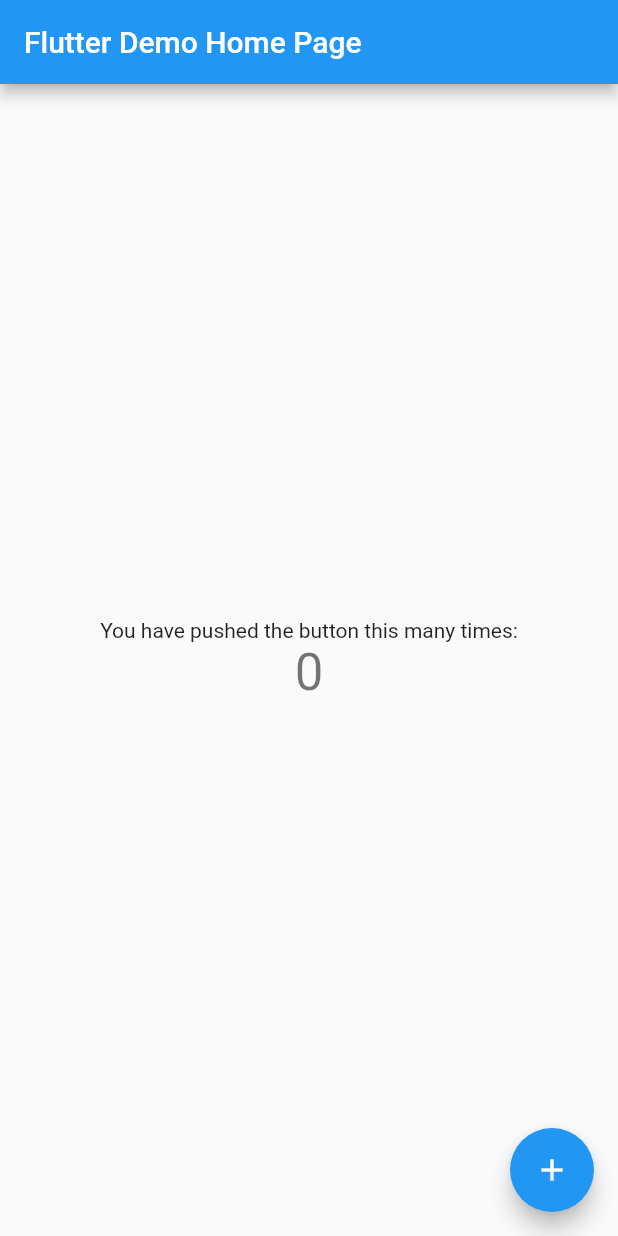
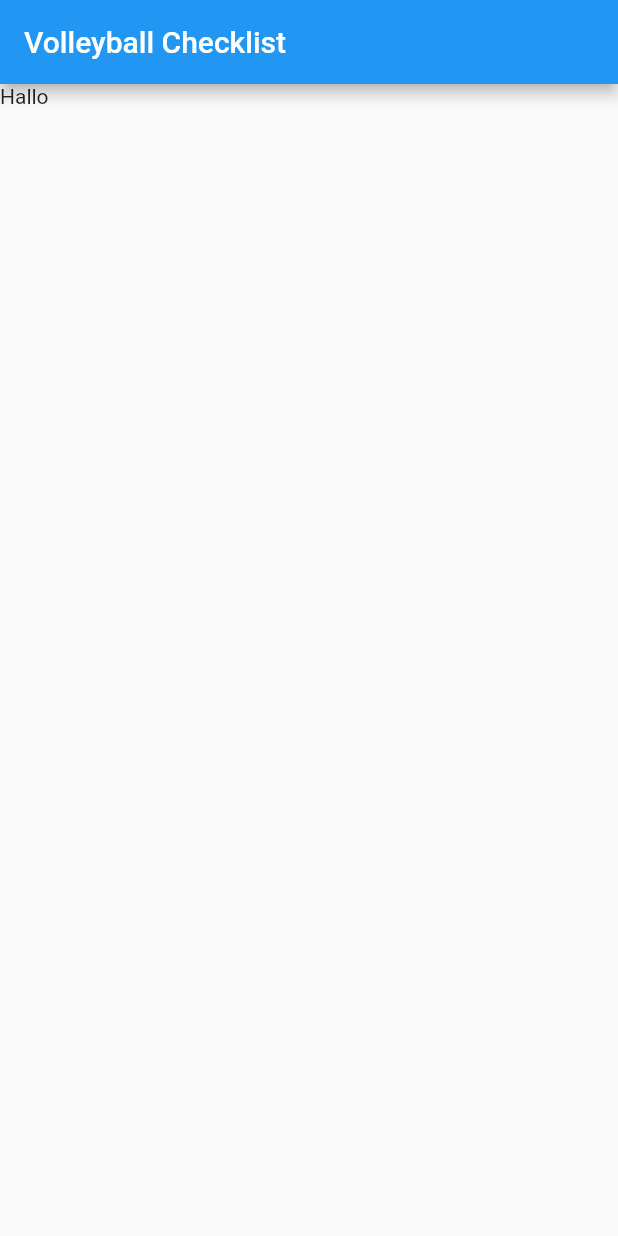
Before and after one commit to partypate/volleyball_checklist, a Flutter app: the screen it shows after launch, on a phone screen of 412 x 824 dp. Run offline on Flutter 3.47's test engine with Material 2 defaults, Android fonts, the phone set to English and light mode, and no system bars.

Commit message:
Project Baseline

```diff
--- a/lib/main.dart
+++ b/lib/main.dart
@@ -11,35 +11,18 @@ class MyApp extends StatelessWidget {
   @override
   Widget build(BuildContext context) {
     return MaterialApp(
-      title: 'Flutter Demo',
+      title: 'Volleyball Checklist',
       theme: ThemeData(
         // This is the theme of your application.
-        //
-        // Try running your application with "flutter run". You'll see the
-        // application has a blue toolbar. Then, without quitting the app, try
-        // changing the primarySwatch below to Colors.green and then invoke
-        // "hot reload" (press "r" in the console where you ran "flutter run",
-        // or simply save your changes to "hot reload" in a Flutter IDE).
-        // Notice that the counter didn't reset back to zero; the application
-        // is not restarted.
         primarySwatch: Colors.blue,
       ),
-      home: const MyHomePage(title: 'Flutter Demo Home Page'),
+      home: const MyHomePage(title: 'Volleyball Checklist'),
     );
   }
 }
 
 class MyHomePage extends StatefulWidget {
   const MyHomePage({super.key, required this.title});
-
-  // This widget is the home page of your application. It is stateful, meaning
-  // that it has a State object (defined below) that contains fields that affect
-  // how it looks.
-
-  // This class is the configuration for the state. It holds the values (in this
-  // case the title) provided by the parent (in this case the App widget) and
-  // used by the build method of the State. Fields in a Widget subclass are
-  // always marked "final".
 
   final String title;
 
@@ -48,68 +31,13 @@ class MyHomePage extends StatefulWidget {
 }
 
 class _MyHomePageState extends State<MyHomePage> {
-  int _counter = 0;
-
-  void _incrementCounter() {
-    setState(() {
-      // This call to setState tells the Flutter framework that something has
-      // changed in this State, which causes it to rerun the build method below
-      // so that the display can reflect the updated values. If we changed
-      // _counter without calling setState(), then the build method would not be
-      // called again, and so nothing would appear to happen.
-      _counter++;
-    });
-  }
-
   @override
   Widget build(BuildContext context) {
-    // This method is rerun every time setState is called, for instance as done
-    // by the _incrementCounter method above.
-    //
-    // The Flutter framework has been optimized to make rerunning build methods
-    // fast, so that you can just rebuild anything that needs updating rather
-    // than having to individually change instances of widgets.
     return Scaffold(
       appBar: AppBar(
-        // Here we take the value from the MyHomePage object that was created by
-        // the App.build method, and use it to set our appbar title.
         title: Text(widget.title),
       ),
-      body: Center(
-        // Center is a layout widget. It takes a single child and positions it
-        // in the middle of the parent.
-        child: Column(
-          // Column is also a layout widget. It takes a list of children and
-          // arranges them vertically. By default, it sizes itself to fit its
-          // children horizontally, and tries to be as tall as its parent.
-          //
-          // Invoke "debug painting" (press "p" in the console, choose the
-          // "Toggle Debug Paint" action from the Flutter Inspector in Android
-          // Studio, or the "Toggle Debug Paint" command in Visual Studio Code)
-          // to see the wireframe for each widget.
-          //
-          // Column has various properties to control how it sizes itself and
-          // how it positions its children. Here we use mainAxisAlignment to
-          // center the children vertically; the main axis here is the vertical
-          // axis because Columns are vertical (the cross axis would be
-          // horizontal).
-          mainAxisAlignment: MainAxisAlignment.center,
-          children: <Widget>[
-            const Text(
-              'You have pushed the button this many times:',
-            ),
-            Text(
-              '$_counter',
-              style: Theme.of(context).textTheme.headline4,
-            ),
-          ],
-        ),
-      ),
-      floatingActionButton: FloatingActionButton(
-        onPressed: _incrementCounter,
-        tooltip: 'Increment',
-        child: const Icon(Icons.add),
-      ), // This trailing comma makes auto-formatting nicer for build methods.
+      body: Text("Hallo"),
     );
   }
 }
```
Also changed, not shown: 1 other file.
